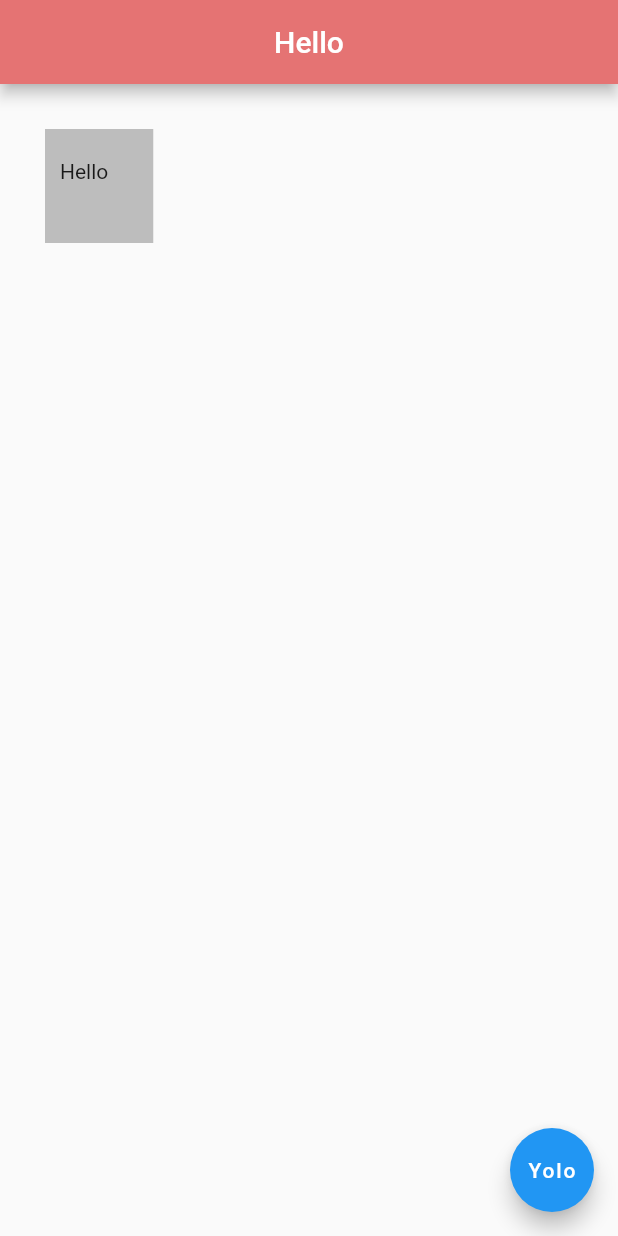
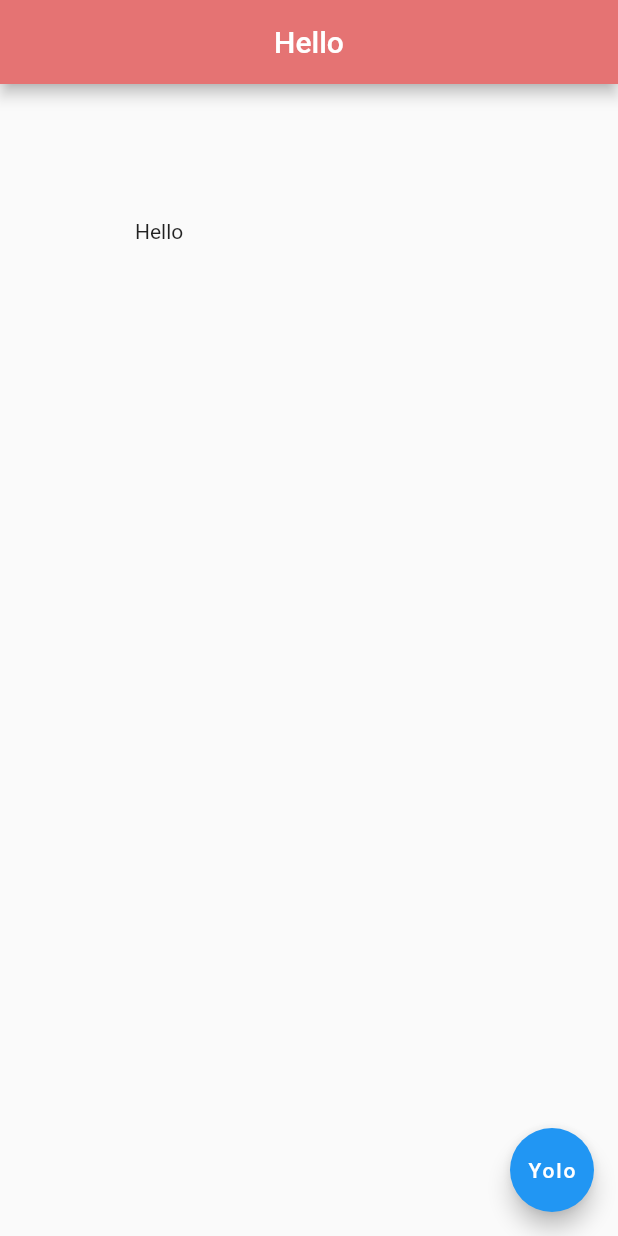
Before and after one commit to pewebdevelopment/Zen-Flutter-PlayGround, a Flutter app: the screen it shows after launch, on a phone screen of 412 x 824 dp. Run offline on Flutter 3.47's test engine with Material 2 defaults, Android fonts, the phone set to English and light mode, and no system bars; missing offline and left inert: dart:html.

Commit message:
padding edgeinsets all 90 working

```diff
--- a/lib/main.dart
+++ b/lib/main.dart
@@ -14,11 +14,10 @@
           centerTitle: true,
           backgroundColor: Colors.red[300],
         ),
-        body: Container(
-            padding: EdgeInsets.fromLTRB(10.0, 20.0, 30.0, 40.0),
-            margin: EdgeInsets.all(30.0),
-            color: Colors.grey[400],
-            child: Text('Hello')),
+        body: Padding(
+          padding: EdgeInsets.all(90.0),
+          child: Text('Hello'),
+        ),
         floatingActionButton: FloatingActionButton(
           child: Text("Yolo"),
           onPressed: () {},
```
